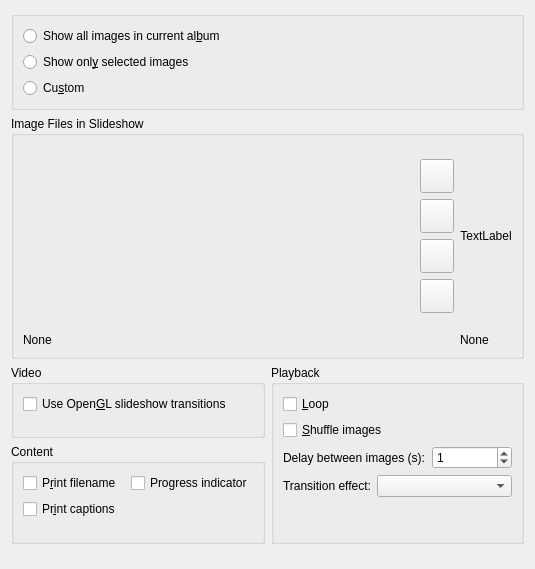
This is advancedslideshow/maindialog.ui in KDE/kipi-plugins as Qt 5 draws it before an edit. The edited form follows.
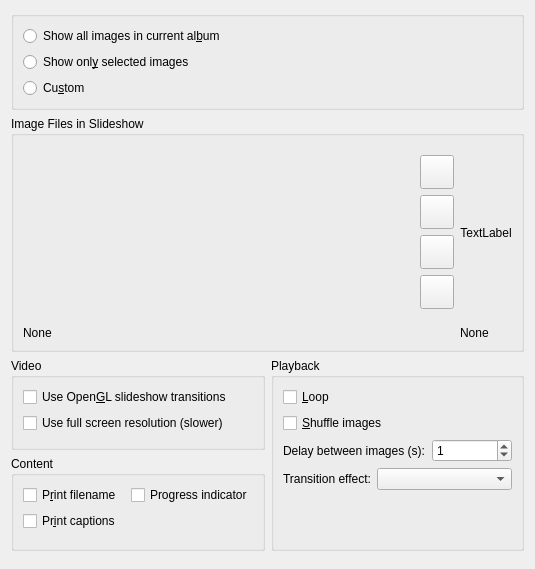
This is the edited form. Custom widgets are drawn as their Qt base class.

Commit message:
Add a new option to avoid scaling of the image. Bigger textures should mean slower computation, but I can not recognize any slowdown on my machine.
Right now the additional checkbox is added in the maindialog, but we can
also move it to the advanced panel. What do you think?

Brad,
can you checkout the latest SVN version and tell us if it is better now?

CCBUG:140982

```diff
--- a/advancedslideshow/maindialog.ui
+++ b/advancedslideshow/maindialog.ui
@@ -362,6 +362,13 @@
           </property>
          </widget>
         </item>
+        <item>
+         <widget class="QCheckBox" name="m_openGlFullScale">
+          <property name="text">
+           <string>Use full screen resolution (slower)</string>
+          </property>
+         </widget>
+        </item>
         <item>
          <spacer name="verticalSpacer">
           <property name="orientation">
```
Left out of the diff: 19 changed lines with no effect on the pictures. The commit also changes 5 other files.
